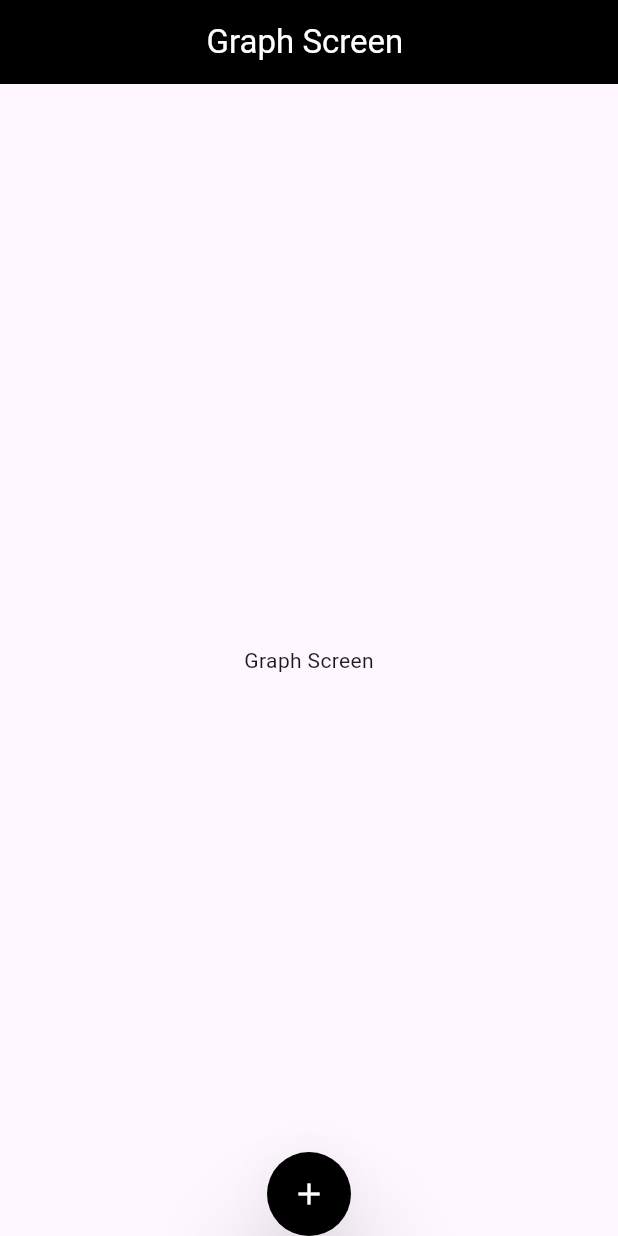
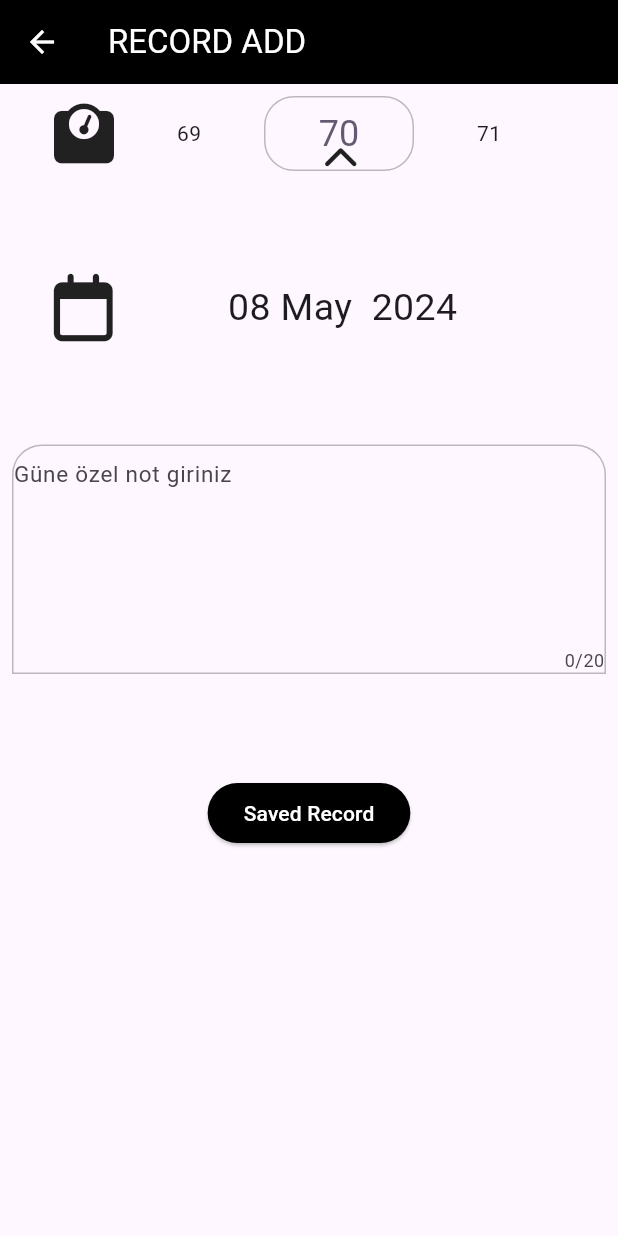
Before and after one commit to DoganOnur/kilo_tracker, a Flutter app: the screen it shows after launch, after a tap on the "add" icon, on a phone screen of 412 x 824 dp. Run offline on Flutter 3.47's test engine with Material 3 defaults, Android fonts, the phone set to English and light mode, and no system bars; drawn by our look-alikes of numberpicker; our stand-ins replace animated_bottom_navigation_bar, font_awesome_flutter, freezed_annotation, get; missing offline and left inert: d_chart.

Commit message:
Getx Tutorial

```diff
--- a/lib/main.dart
+++ b/lib/main.dart
@@ -1,6 +1,7 @@
 import 'package:flutter/material.dart';
 import 'package:flutter/services.dart';
 import 'package:kilo_tracker/pages/home.dart';
+import 'package:get/get.dart';
 
 
 void main() {
@@ -17,7 +18,7 @@ class MyApp extends StatelessWidget {
   // This widget is the root of your application.
   @override
   Widget build(BuildContext context) {
-    return MaterialApp(
+    return GetMaterialApp(
       debugShowCheckedModeBanner: false,
       title: 'Weight Tracker',
       theme: ThemeData(
--- a/lib/models/record.dart
+++ b/lib/models/record.dart
@@ -1,14 +1,17 @@
+import 'package:freezed_annotation/freezed_annotation.dart';
 
-class Record{
-  final int weight;
+part 'record.freezed.dart';
+part 'record.g.dart';
+@freezed
+class Record with _$Record{
+/*  final int weight;
   final DateTime dateTime;
   final String? photoUrl;
   final String? note;
-
- Record({required this.weight, required this.dateTime, this.photoUrl, this.note});
+*/
 
 
-
-
+  factory Record({required int weight, required DateTime dateTime, String? photoUrl, String? note})= _Record;
+  factory Record.fromJson(Map<String, dynamic> json) => _$RecordFromJson(json);
 
 }
--- a/lib/pages/graph_view.dart
+++ b/lib/pages/graph_view.dart
@@ -1,18 +1,27 @@
 import 'package:flutter/material.dart';
+import 'package:get/get.dart';
+import '../view-models/controller.dart';
+import '../widgets/graphWidget.dart';
 
 class GraphView extends StatelessWidget {
-  const GraphView({super.key});
+  GraphView({super.key});
+  final Controller _controller = Get.put(Controller());
 
   @override
   Widget build(BuildContext context) {
     return Scaffold(
       appBar: AppBar(
-        title: Text("Graph Screen "),
+        title: Text("Graph"),
         centerTitle: true,
-
       ),
-      body: Center(
-        child: Text("Graph Screen"),
+      body: SingleChildScrollView(
+        child: Column(
+          mainAxisSize: MainAxisSize.max,
+          children: [
+            Text("Graph"),
+            GraphWidget(),
+          ],
+        ),
       ),
     );
   }
--- a/lib/pages/home.dart
+++ b/lib/pages/home.dart
@@ -1,12 +1,15 @@
+import 'package:animated_bottom_navigation_bar/animated_bottom_navigation_bar.dart';
 import 'package:flutter/material.dart';
+import 'package:get/get.dart';
+import 'package:kilo_tracker/pages/record_add.dart';
 
 
+import '../view-models/controller.dart';
 import 'graph_view.dart';
 import 'history_view.dart';
 
 class Home extends StatefulWidget {
   Home({super.key});
-
 
   @override
   State<Home> createState() => _HomeState();
@@ -16,13 +19,18 @@ final iconList = <IconData>[
   Icons.history_toggle_off,
 
 ] ;
+int _selectIndeks=0;
+List<Widget> body=[GraphView(),HistoryView()];
+
 
 class _HomeState extends State<Home> {
+  final Controller _controller = Get.put(Controller());
+
   @override
   Widget build(BuildContext context) {
     return Scaffold(
       // body: GraphScreen(),
-      body: GraphView(),
+      body: body[_selectIndeks],
       floatingActionButton: FloatingActionButton(
         backgroundColor: Colors.black,
         foregroundColor: Colors.white,
@@ -33,10 +41,31 @@ class _HomeState extends State<Home> {
         ),
 
         onPressed: (){
+          //_controller.recordAdd();
+          Get.to(()=>RecordAdd());
+
         },
         child: Icon(Icons.add),
       ),
       floatingActionButtonLocation: FloatingActionButtonLocation.centerDocked,
+      bottomNavigationBar: AnimatedBottomNavigationBar(
+        icons: iconList,
+        iconSize: 30,
+        height: Get.height/12,
+        backgroundColor: Colors.black,
+       gapLocation:GapLocation.center,
+        activeColor: Colors.white,
+        inactiveColor: Colors.grey,
+        notchMargin: 15,
+        notchSmoothness: NotchSmoothness.smoothEdge,
+        activeIndex: _selectIndeks,
+        onTap: (value){
+          setState(() {
+            _selectIndeks=value;
+
+          });
+        },
+      ),
   );
   }
 }
--- /dev/null
+++ b/lib/pages/record_add.dart
@@ -0,0 +1,142 @@
+import 'package:flutter/cupertino.dart';
+import 'package:flutter/material.dart';
+import 'package:flutter/widgets.dart';
+import 'package:font_awesome_flutter/font_awesome_flutter.dart';
+import 'package:get/get.dart';
+import 'package:intl/intl.dart';
+import 'package:numberpicker/numberpicker.dart';
+
+import '../view-models/controller.dart';
+
+class RecordAdd extends StatefulWidget {
+  const RecordAdd({super.key});
+  @override
+  State<RecordAdd> createState() => _RecordAddState();
+}
+final Controller _controller= Get.find();
+TextEditingController _kontrol = TextEditingController();
+class _RecordAddState extends State<RecordAdd> {
+  int _selectedValue = 70;
+  DateTime time = DateTime.now();
+  @override
+  Widget build(BuildContext context) {
+    return Scaffold(
+      appBar: AppBar(
+        title: Text("RECORD ADD"),
+      ),
+      body: SingleChildScrollView(
+        child: Padding(
+          padding: const EdgeInsets.all(8.0),
+          child: Column(
+            mainAxisAlignment: MainAxisAlignment.spaceBetween,
+            children: [
+              Stack(children: [
+                Row(
+                  mainAxisAlignment: MainAxisAlignment.spaceBetween,
+                  mainAxisSize: MainAxisSize.min,
+                  children: [
+                    Icon(
+                      FontAwesomeIcons.weightScale,
+                      size: 40,
+                    ),
+                    NumberPicker(
+                        axis: Axis.horizontal,
+                        decoration: BoxDecoration(
+                          border: Border.all(color: Colors.black26),
+                          borderRadius: BorderRadius.circular(20),
+                        ),
+                        minValue: 40,
+                        maxValue: 130,
+                        value: _selectedValue,
+                        onChanged: (value) {
+                          setState(() {
+                            _selectedValue = value;
+                          });
+                        })
+                  ],
+                ),
+                Positioned(
+                    top: Get.height / 27,
+                    left: Get.width / 2.3,
+                    child: Icon(FontAwesomeIcons.chevronUp)),
+              ]),
+              SizedBox(
+                height: Get.height / 12,
+              ),
+              GestureDetector(
+                onTap: () async {
+                  time = await showDatePicker(
+                      context: context,
+                      initialDate: time,
+                      firstDate: time.subtract(Duration(days: 30)),
+                      lastDate: time.add(Duration(days: 30))) ?? time;
+                  setState(() {
+
+                  });
+                },
+                child: Padding(
+                  padding: const EdgeInsets.symmetric(horizontal: 25.0),
+                  child: Row(
+                    mainAxisSize: MainAxisSize.min,
+                    children: [
+                      Icon(
+                        FontAwesomeIcons.calendar,
+                        size: 45,
+                      ),
+                      Expanded(
+                          child: Text(
+                        DateFormat("dd MMM  yyy").format(time),
+                        textAlign: TextAlign.center,
+                        style: TextStyle(fontSize: 25),
+                      )),
+                    ],
+                  ),
+                ),
+              ),
+              SizedBox(
+                height: Get.height / 12,
+              ),
+              Container(
+                decoration: BoxDecoration(
+                    border: Border.all(color: Colors.black26),
+                    borderRadius: BorderRadius.vertical(
+                      top: Radius.circular(20),
+                    )),
+                child: TextField(
+                  decoration: InputDecoration(
+                    hintText: 'Güne özel not giriniz',
+
+                    border: InputBorder.none, // Alt çizgiyi kaldırır
+                  ),
+                  keyboardType: TextInputType.text,
+                  maxLines: 5,
+                  maxLength: 20,
+                  textInputAction: TextInputAction.none,
+                  style: TextStyle(fontSize: 15),
+                  controller:_kontrol,
+                ),
+              ),
+              SizedBox(
+                height: Get.height / 12,
+              ),
+              ElevatedButton(
+                  onPressed: () {
+                    String deger = _kontrol.text;
+                    _controller.recordAdd(_selectedValue,time,deger);
+                    _kontrol.clear();
+                    Get.back();
+                  },
+                  style: ElevatedButton.styleFrom(
+                    backgroundColor: Colors.black,
+                  ),
+                  child: Text(
+                    "Saved Record",
+                    style: TextStyle(color: Colors.white),
+                  ))
+            ],
+          ),
+        ),
+      ),
+    );
+  }
+}
--- a/lib/view-models/controller.dart
+++ b/lib/view-models/controller.dart
@@ -1,5 +1,14 @@
 import 'package:get/get.dart';
+import 'package:kilo_tracker/models/record.dart';
 
 class Controller extends GetxController{
-
+var records= <Record>[
+].obs;
+void recordAdd(int weigth, DateTime time, String note){
+  records.add(Record(weight: weigth,dateTime:time,note: note), );
+ // print(records.length);
 }
+void deleteRecord(Record record){
+  records.remove(record);
+}
+}
--- /dev/null
+++ b/lib/widgets/graphWidget.dart
@@ -0,0 +1,45 @@
+import 'package:d_chart/commons/axis.dart';
+import 'package:d_chart/commons/data_model.dart';
+import 'package:d_chart/commons/viewport.dart';
+import 'package:d_chart/ordinal/bar.dart';
+import 'package:flutter/material.dart';
+import '../view-models/controller.dart';
+import 'package:get/get.dart';
+class GraphWidget extends StatelessWidget {
+  final Controller _controller = Get.put(Controller());
+  int _selectedBarValue=0;
+  @override
+  Widget build(BuildContext context) {
+
+    return Obx(() => Container(
+      width: 400,
+      height: 200,
+      child: ListView(
+        physics: BouncingScrollPhysics(),
+        padding: EdgeInsets.all(16),
+        children: [
+          AspectRatio(
+            aspectRatio: 16 / 7,
+            child: DChartBarO(
+              groupList: [
+                OrdinalGroup(
+                  id: '1',
+                  data: _controller.records
+                      .map((record) => OrdinalData(
+                      domain: '${record.note}', measure: record.weight))
+                      .toList(),
+                ),
+              ],
+              barLabelValue: (group, datum, index)=> "Değer:${datum.measure}",
+              domainAxis: DomainAxis(
+                ordinalViewport: OrdinalViewport('1', 5),
+              ),
+
+              allowSliding: true,
+            ),
+          ),
+        ],
+      ),
+    ));
+  }
+}
--- a/lib/widgets/record_list_tile.dart
+++ b/lib/widgets/record_list_tile.dart
@@ -1,23 +1,34 @@
 import 'package:flutter/material.dart';
 import 'package:get/get.dart';
 import 'package:intl/intl.dart';
+import 'package:kilo_tracker/models/record.dart';
 
 import '../view-models/controller.dart';
 
 class RecordListTile extends StatelessWidget {
+  final Record record;
+  final Controller _controller= Get.put(Controller());
+
+  RecordListTile({Key? key,required this.record}):super(key: key);
 
   @override
   Widget build(BuildContext context) {
-    return ListTile(
-      leading: Text(DateFormat("EEE MMMM yyyy ").format(DateTime.now())),
-      title: Text("80"),
-      trailing: Row(
-        mainAxisSize: MainAxisSize.min,
-        children: [
-          IconButton(onPressed: (){}, icon: Icon(Icons.edit,color: Colors.grey,)),
-          IconButton(onPressed: (){}, icon: Icon(Icons.delete,color: Colors.red,)),
+    return Card(
+      color: Colors.white,
+      margin: EdgeInsets.only(bottom: 10,top: 10),
+      child: ListTile(
+        leading: Text(DateFormat("dd MMM yyyy ").format(record.dateTime),style: TextStyle(fontSize: 15),),
+        title: Center(child: Text("${record.weight} kg",style: TextStyle(fontWeight: FontWeight.bold,fontSize: 25),)),
+        trailing: Row(
+          mainAxisSize: MainAxisSize.min,
+          children: [
+            IconButton(onPressed: (){}, icon: Icon(Icons.edit,color: Colors.grey,)),
+            IconButton(onPressed:(){
+              _controller.deleteRecord(record);
+            }, icon: Icon(Icons.delete,color: Colors.red,)),
 
-        ],
+          ],
+        ),
       ),
     );
   }
```
Also changed, not shown: lib/pages/history_view.dart (+28 -10 lines), pubspec.yaml (+8 -0 lines), lib/models/record.freezed.dart (added), lib/models/record.g.dart (added), pubspec.lock.
